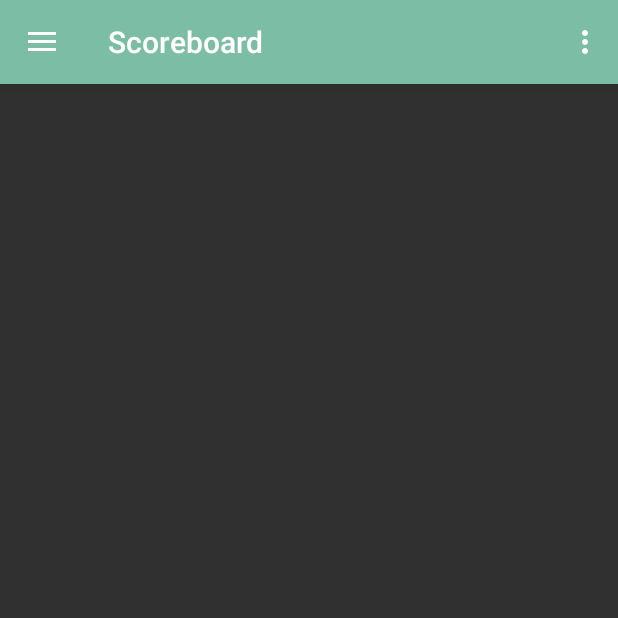
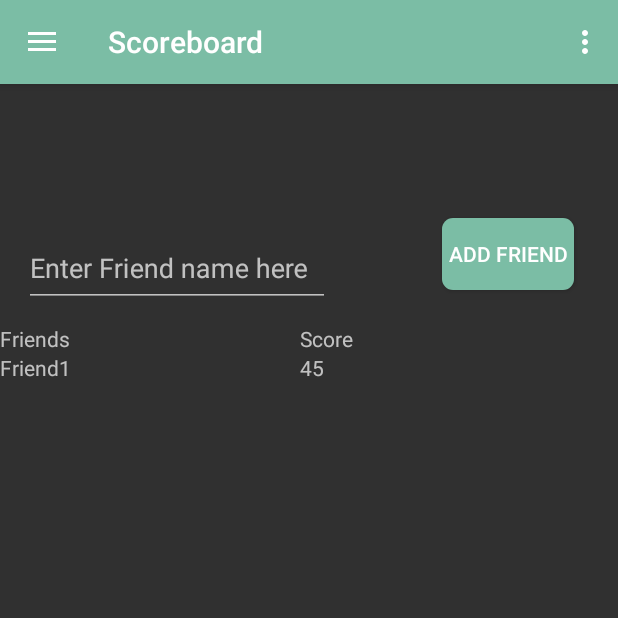
Before and after one commit to hahabvnvdf/MWC_Project, an Android app: the ScoreboardFragment screen opened through its navigation route, on a phone screen of 412 x 824 dp, the top half of it. Run offline under Robolectric (Android 15) with nearby library versions, the phone set to English and light mode, and no system bars; our stand-ins replace Firebase (no records; nobody signed in at launch, a user with empty details on screens opened directly), navigation-ui.

Commit message:
layout for scoreboard fragment
layout for scoreboard fragment and also removed unecessary code. changed charts background

```diff
--- a/StepMapper/app/src/main/java/com/example/stepmapper/ui/home/HomeFragment.java
+++ b/StepMapper/app/src/main/java/com/example/stepmapper/ui/home/HomeFragment.java
@@ -38,7 +38,6 @@ public class HomeFragment extends Fragment {
     MaterialButtonToggleGroup materialButtonToggleGroup;
 
     private FirebaseAuth firebaseAuth;
-//    private FirebaseUser user = firebaseAuth.getCurrentUser();
     // Text view variables
     public TextView stepsCountTextView;
 
@@ -54,17 +53,14 @@ public class HomeFragment extends Fragment {
         return stepsCompleted;
     }
 
-
     // Progress Bar variable
     public ProgressBar stepsCountProgressBar;
 
     //Progress Count
     private int progressCount;
 
-
     public View onCreateView(@NonNull LayoutInflater inflater,
                              ViewGroup container, Bundle savedInstanceState) {
-
 
         View root = inflater.inflate(R.layout.fragment_home, container, false);
         // Get the number of steps stored in the current date
@@ -82,24 +78,16 @@ public class HomeFragment extends Fragment {
         stepsCountTextView.setText(String.valueOf(stepsCompleted));
         stepsCountProgressBar.setProgress(stepsCompleted);
 
-//        FirebaseDatabaseHelper.loadSingleRecord1(fDate);
-
         mSensorManager = (SensorManager) getActivity().getSystemService(Context.SENSOR_SERVICE);
         mSensorACC = mSensorManager.getDefaultSensor(Sensor.TYPE_LINEAR_ACCELERATION);
 
-
         // instantiate the StepCounterListener
         listener = new StepCounterListener(stepsCountTextView, stepsCountProgressBar, fDate);
-        // Toggle group button
-
-        //Place code related to Start button
-        Toast.makeText(getContext(), "START", Toast.LENGTH_SHORT).show();
 
         // Check if the Accelerometer sensor exists
         if(mSensorACC != null){
             //register the ACC listener
             mSensorManager.registerListener(listener, mSensorACC, SensorManager.SENSOR_DELAY_NORMAL);
-
         }
         else{
             Toast.makeText(getContext(), R.string.acc_not_available, Toast.LENGTH_SHORT).show();
@@ -123,21 +111,13 @@ public class HomeFragment extends Fragment {
                         Toast.makeText(getContext(), R.string.acc_not_available, Toast.LENGTH_SHORT).show();
                     }
 
-
                 } else if (group.getCheckedButtonId() == R.id.toggleStop) {
-                    //Place code related to Stop button
                     Toast.makeText(getContext(), "STOP", Toast.LENGTH_SHORT).show();
-
-                    // Unregister the listener
                     mSensorManager.unregisterListener(listener);
                 }
             }
         });
-        //////////////////////////////////////
-
         return root;
-
-
     }
     @Override
     public void onDestroyView (){
@@ -159,10 +139,6 @@ class StepCounterListener implements SensorEventListener {
     private int lastXPoint = 1;
     int stepThreshold = 6;
 
-    // Android step detector
-    int mAndroidStepCount = 0;
-    int progressCount;
-
     // TextView
     TextView stepsCountTextView;
     ProgressBar stepsCountProgressBar;
@@ -173,14 +149,11 @@ class StepCounterListener implements SensorEventListener {
     public String hour;
     public String fDate;
 
-
-
     public StepCounterListener(TextView tv, ProgressBar pb, String date){
         stepsCountTextView = tv;
         stepsCountProgressBar = pb;
         fDate = date;
     }
-
 
     @Override
     public void onSensorChanged(SensorEvent event) {
@@ -203,8 +176,6 @@ class StepCounterListener implements SensorEventListener {
                 jdf.setTimeZone(TimeZone.getTimeZone("GMT+2"));
                 String date = jdf.format(timeInMillis);
 
-
-
                 // Get the date, the day and the hour
                 timestamp = date;
                 day = date.substring(0,10);
@@ -213,24 +184,16 @@ class StepCounterListener implements SensorEventListener {
                 accMag = Math.sqrt(Math.pow(x,2) + Math.pow(y,2) + Math.pow(z,2));
                 mACCSeries.add((int) accMag);
                 mTimeSeries.add(timestamp);
-
                 peakDetection();
-                if(mACCStepCounter==118)
-                {
-
-                }
                 break;
 
         }
     }
 
-
     @Override
     public void onAccuracyChanged(Sensor sensor, int accuracy) {
 
     }
-
-
 
 
     private void peakDetection() {
@@ -276,23 +239,12 @@ class StepCounterListener implements SensorEventListener {
 
                 if (forwardSlope < 0 && downwardSlope > 0 && dataPointList.get(i) > stepThreshold ) {
                     mACCStepCounter += 1;
-
-                    Log.d("ACC STEPS: ", String.valueOf(mACCStepCounter));
-
                     //update the text view
                     stepsCountTextView.setText(String.valueOf(mACCStepCounter));
                     //update the ProgressBar
                     stepsCountProgressBar.setProgress(mACCStepCounter);
-
+                    //insert the steps in firebase
                     FirebaseDatabaseHelper.insertData(day, hour, timePointList.get(i), mACCStepCounter);
-
-//                    //Insert the data in the database
-//                    ContentValues values = new ContentValues();
-//                    values.put(StepAppOpenHelper.KEY_TIMESTAMP, timePointList.get(i));
-//                    values.put(StepAppOpenHelper.KEY_DAY, day);
-//                    values.put(StepAppOpenHelper.KEY_HOUR, hour);
-//                    database.insert(StepAppOpenHelper.TABLE_NAME, null, values);
-
                 }
             }
         }
--- a/StepMapper/app/src/main/java/com/example/stepmapper/ui/scoreboard/ScoreboardFragment.java
+++ b/StepMapper/app/src/main/java/com/example/stepmapper/ui/scoreboard/ScoreboardFragment.java
@@ -24,7 +24,6 @@ public class ScoreboardFragment extends Fragment {
             container.removeAllViews();
         }
         View root = inflater.inflate(R.layout.fragment_scoreboard, container, false);
-        final TextView textView = root.findViewById(R.id.text_scoreboard);
 
         return root;
     }
--- a/StepMapper/app/src/main/res/layout/fragment_report.xml
+++ b/StepMapper/app/src/main/res/layout/fragment_report.xml
@@ -44,11 +44,11 @@
         android:id="@+id/hourBarChart"
         android:layout_width="match_parent"
         android:layout_height="300dp"
+        android:layout_marginTop="100dp"
         app:layout_constraintBottom_toBottomOf="parent"
         app:layout_constraintEnd_toEndOf="parent"
         app:layout_constraintHorizontal_bias="0.0"
         app:layout_constraintStart_toStartOf="parent"
-        android:layout_marginTop="100dp"
         app:layout_constraintTop_toTopOf="parent"
         app:layout_constraintVertical_bias="0.31" />
 
@@ -62,7 +62,7 @@
         app:layout_constraintHorizontal_bias="0.0"
         app:layout_constraintStart_toStartOf="parent"
         app:layout_constraintTop_toTopOf="parent"
-            app:layout_constraintVertical_bias="0.31"/>
+        app:layout_constraintVertical_bias="0.31" />
 
 
 
--- a/StepMapper/app/src/main/res/layout/fragment_scoreboard.xml
+++ b/StepMapper/app/src/main/res/layout/fragment_scoreboard.xml
@@ -6,17 +6,89 @@
     android:layout_height="match_parent"
     tools:context=".ui.scoreboard.ScoreboardFragment">
 
-    <TextView
-        android:id="@+id/text_scoreboard"
-        android:layout_width="match_parent"
+    <Button
+        android:id="@+id/btn_addFriend"
+        android:layout_width="wrap_content"
         android:layout_height="wrap_content"
-        android:layout_marginStart="8dp"
-        android:layout_marginTop="8dp"
-        android:layout_marginEnd="8dp"
-        android:textAlignment="center"
-        android:textSize="20sp"
+        android:text="Add Friend"
+        android:background="@drawable/roundcorner"
         app:layout_constraintBottom_toBottomOf="parent"
         app:layout_constraintEnd_toEndOf="parent"
+        app:layout_constraintHorizontal_bias="0.909"
         app:layout_constraintStart_toStartOf="parent"
-        app:layout_constraintTop_toTopOf="parent" />
+        app:layout_constraintTop_toTopOf="parent"
+        app:layout_constraintVertical_bias="0.124" />
+    <com.google.android.material.textfield.TextInputLayout
+        android:layout_width="200dp"
+        android:layout_height="wrap_content"
+        app:layout_constraintBottom_toBottomOf="parent"
+        app:layout_constraintEnd_toEndOf="parent"
+        app:layout_constraintHorizontal_bias="0.075"
+        app:layout_constraintStart_toStartOf="parent"
+        app:layout_constraintTop_toTopOf="parent"
+        app:layout_constraintVertical_bias="0.124">
+
+        <com.google.android.material.textfield.TextInputEditText
+            android:layout_width="225dp"
+            android:layout_height="50dp"
+            android:hint="Enter Friend name here"
+            tools:layout_editor_absoluteX="20dp"
+            tools:layout_editor_absoluteY="80dp" />
+    </com.google.android.material.textfield.TextInputLayout>
+
+    <ScrollView
+        android:id="@+id/scrollView2"
+        android:layout_width="400dp"
+        android:layout_height="550dp"
+        tools:layout_editor_absoluteX="3dp"
+        tools:layout_editor_absoluteY="176dp">
+
+
+        <TableLayout
+            android:layout_width="match_parent"
+            android:layout_height="wrap_content"
+            android:layout_marginTop="160dp">
+
+            <TableRow
+                android:layout_width="match_parent"
+                android:layout_height="match_parent">
+            <TextView
+                android:id="@+id/txt_Friend"
+                android:layout_width="200dp"
+                android:layout_height="match_parent"
+                android:text="Friends" />
+            <TextView
+                android:id="@+id/txt_Friend_sc"
+                android:layout_width="match_parent"
+                android:layout_height="match_parent"
+                android:text="Score" />
+            </TableRow>
+            <TableRow
+                android:layout_width="match_parent"
+                android:layout_height="match_parent">
+                <TextView
+                    android:id="@+id/txt_Friend1"
+                    android:layout_width="match_parent"
+                    android:layout_height="match_parent"
+                    android:text="Friend1" />
+                <TextView
+                    android:id="@+id/txt_Friend1_sc"
+                    android:layout_width="match_parent"
+                    android:layout_height="match_parent"
+                    android:text="45" />
+            </TableRow>
+
+            <TableRow
+                android:layout_width="match_parent"
+                android:layout_height="match_parent" />
+
+            <TableRow
+                android:layout_width="match_parent"
+                android:layout_height="match_parent" />
+
+            <TableRow
+                android:layout_width="match_parent"
+                android:layout_height="match_parent" />
+        </TableLayout>
+    </ScrollView>
 </androidx.constraintlayout.widget.ConstraintLayout>
```
Also changed, not shown: StepMapper/app/src/main/java/com/example/stepmapper/ui/report/ReportFragment.java (+11 -36 lines), StepMapper/app/src/main/java/com/example/stepmapper/ui/report/ReportFragment2.java (deleted, +0 -217 lines). Lines whose indentation alone changed are shown as unchanged.
